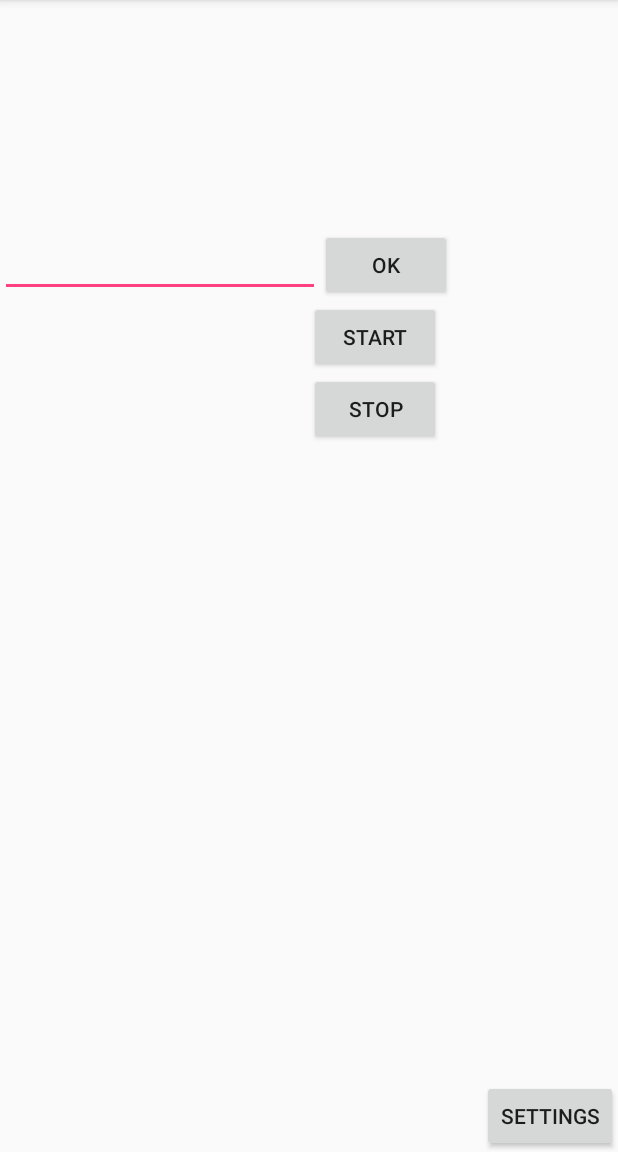
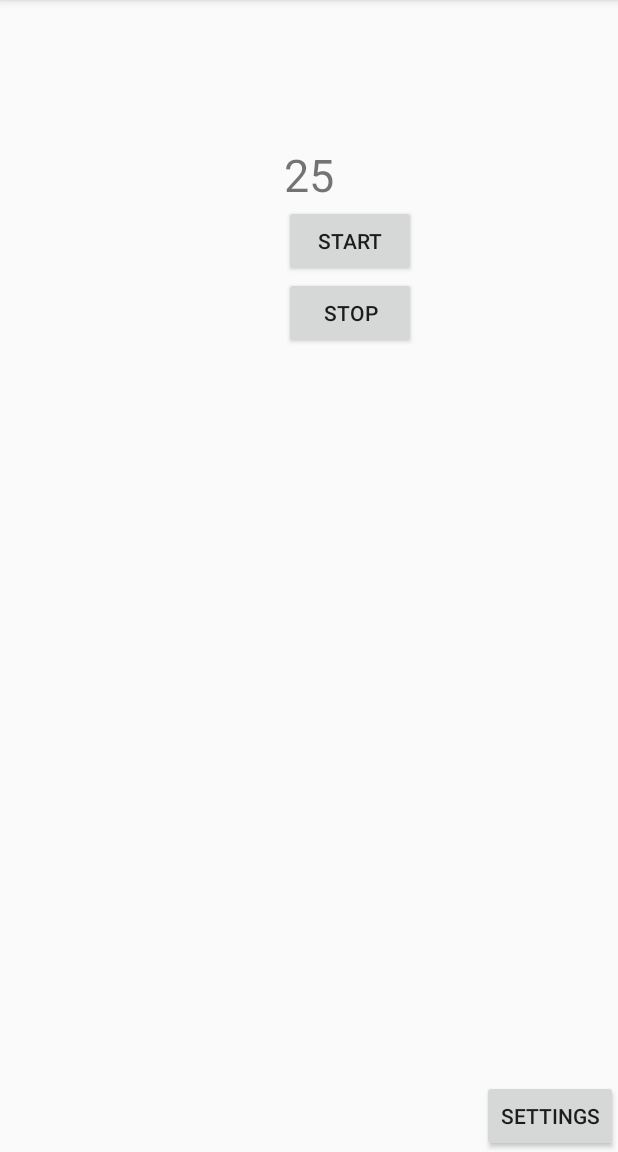
Before and after one commit to redbluex/PomodoroMaster, an Android app: the screen it shows after launch (MainActivity), on a phone screen of 412 x 824 dp, the part 84-1236 px from its top. Run offline under Robolectric (Android 15) with nearby library versions, the phone set to English and light mode, and no system bars.

Commit message:
i added new class settingsklasa

```diff
--- a/app/src/main/java/com/example/rob/pomodoro/MainActivity.java
+++ b/app/src/main/java/com/example/rob/pomodoro/MainActivity.java
@@ -13,25 +13,19 @@ public class MainActivity extends AppCompatActivity {
 
     public int counter = 0;
     String tekstRamka;
+    static SettingsKlasa ustawienia = new SettingsKlasa();
+
 
 
     @Override
     protected void onCreate(Bundle savedInstanceState) {
         super.onCreate(savedInstanceState);
         setContentView(R.layout.activity_main);
+
         Button click = (Button)findViewById(R.id.button);
-        Button clickset = (Button)findViewById(R.id.buttonAccept);
         final TextView label = (TextView)findViewById(R.id.timeText);
-
-        clickset.setOnClickListener(new View.OnClickListener(){
-
-            @Override
-            public void onClick(View v) {
-                EditText editRamka = (EditText)findViewById(R.id.setTime);
-                tekstRamka = editRamka.getText().toString();
-                label.setText(tekstRamka);
-            }
-        });
+        tekstRamka = ustawienia.getMainTime()+"";
+        label.setText(tekstRamka);
 
         click.setOnClickListener(new View.OnClickListener(){
             @Override
--- /dev/null
+++ b/app/src/main/java/com/example/rob/pomodoro/SettingsKlasa.java
@@ -0,0 +1,42 @@
+package com.example.rob.pomodoro;
+
+/**
+ * Created by ROB on 12/14/2017.
+ */
+
+public class SettingsKlasa {
+
+    public int mainTime;
+    public int shortBreak;
+    public int longBreak;
+
+    SettingsKlasa(){
+        mainTime = 25;
+        shortBreak = 5;
+        longBreak = 15;
+    }
+
+    public int getShortBreak() {
+        return shortBreak;
+    }
+
+    public int getMainTime() {
+        return mainTime;
+    }
+
+    public int getLongBreak() {
+        return longBreak;
+    }
+
+    public void setLongBreak(int longBreak) {
+        this.longBreak = longBreak;
+    }
+
+    public void setShortBreak(int shortBreak) {
+        this.shortBreak = shortBreak;
+    }
+
+    public void setMainTime(int mainTime) {
+        this.mainTime = mainTime;
+    }
+}
--- a/app/src/main/res/layout/activity_main.xml
+++ b/app/src/main/res/layout/activity_main.xml
@@ -17,35 +17,14 @@
         android:layout_marginTop="96dp"
         android:textSize="30dp"/>
 
-    <EditText
-        android:id="@+id/setTime"
-        android:layout_width="wrap_content"
-        android:layout_height="wrap_content"
-        android:layout_alignParentLeft="true"
-        android:layout_alignParentStart="true"
-        android:layout_below="@+id/timeText"
-        android:layout_marginTop="16dp"
-        android:ems="10"
-        android:inputType="textPersonName" />
-
-    <Button
-        android:id="@+id/buttonAccept"
-        android:layout_width="wrap_content"
-        android:layout_height="wrap_content"
-        android:layout_alignTop="@+id/setTime"
-        android:layout_toEndOf="@+id/setTime"
-        android:layout_toRightOf="@+id/setTime"
-        android:text="Ok" />
-
     <Button
         android:id="@+id/button"
         android:layout_width="wrap_content"
         android:layout_height="wrap_content"
-        android:layout_below="@+id/buttonAccept"
-        android:layout_toEndOf="@+id/timeText"
-        android:layout_toRightOf="@+id/timeText"
         android:text="start"
-        />
+        android:layout_below="@+id/timeText"
+        android:layout_alignLeft="@+id/timeText"
+        android:layout_alignStart="@+id/timeText" />
 
     <Button
         android:id="@+id/button2"
--- a/app/src/main/res/layout/activity_settings.xml
+++ b/app/src/main/res/layout/activity_settings.xml
@@ -53,6 +53,7 @@
         android:id="@+id/buttonSave"
         android:layout_width="match_parent"
         android:layout_height="wrap_content"
-        android:text="Save" />
+        android:text="Save"
+        android:onClick="SaveSettings"/>
 
 </LinearLayout>
```
Also changed, not shown: app/src/main/java/com/example/rob/pomodoro/Settings.java (+22 -0 lines).
